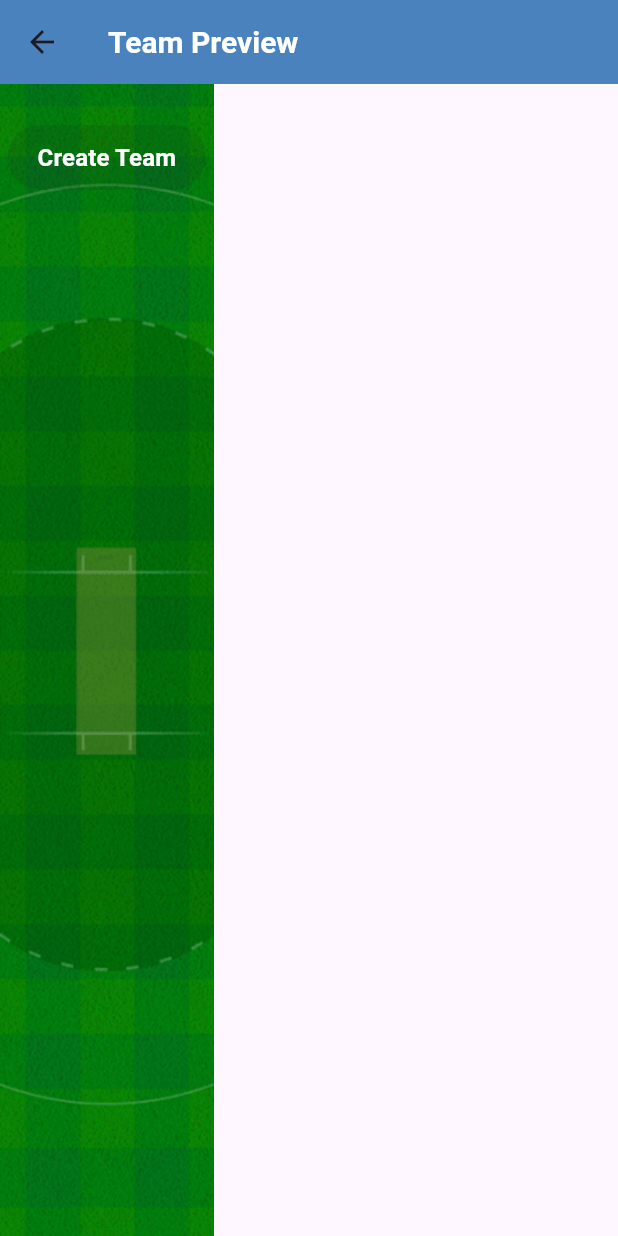
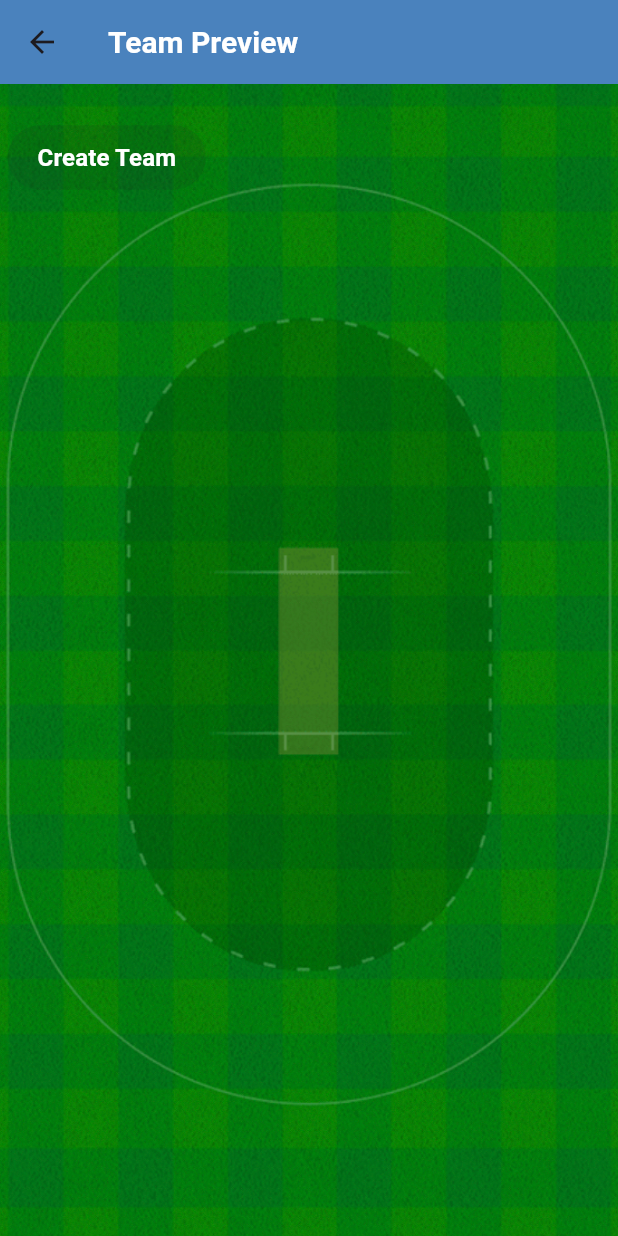
Before and after one commit to hrudayaditya/TeamX, a Flutter app: the TeamPreview screen opened directly with empty values, on a phone screen of 412 x 824 dp. Run offline on Flutter 3.47's test engine with Material 3 defaults, Android fonts, the phone set to English and light mode, and no system bars; our stand-ins replace another_flushbar, auto_size_text, flutter_secure_storage, fluttertoast, google_fonts, pinput; missing offline and left inert: borders, telephony; accounts and stored records are empty; Roboto replaces fonts that are missing (Assistant).

Commit message:
Refactor TeamPreview widget layout for improved readability and structure; replace Stack with SizedBox.expand and clean up commented code

```diff
--- a/TeamX/lib/view/fantasy/preview_players.dart
+++ b/TeamX/lib/view/fantasy/preview_players.dart
@@ -182,7 +182,8 @@ class _TeamPreviewState extends State<TeamPreview> {
         title: Text("Team Preview",
             style: AppTextStyles.primaryStyle(20.0, AppColors.white, FontWeight.w600)),
       ),
-      body: Stack(
+      body: SizedBox.expand(
+        child: Stack(
           children: [
             Positioned.fill(
               child: Image.asset(
@@ -192,22 +193,6 @@ class _TeamPreviewState extends State<TeamPreview> {
             ),
             Column(
               children: [
-              // Container(
-              //   width: double.infinity,
-              //   color: const Color(0xff191D88).withOpacity(0.85),
-              //   child: TeamAndPlayerInfo(teamInfo: [], selectedPlayersCount: null, team2Count: 0, maxPlayers: 0, team1Count: 0, creditsLeft: 0,),
-              // ),
-              // Display contest details.
-              // Container(
-              //   width: double.infinity,
-              //   padding: const EdgeInsets.all(8),
-              //   color: Colors.white70,
-              //   child: Text(
-              //     "Contest: $contestName",
-              //     style: AppTextStyles.primaryStyle(16, Colors.black, FontWeight.w600),
-              //     textAlign: TextAlign.center,
-              //   ),
-              // ),
                 Expanded(
                   child: Padding(
                     padding: const EdgeInsets.all(5.0),
@@ -223,7 +208,8 @@ class _TeamPreviewState extends State<TeamPreview> {
                             onPressed:
                                 widget.selectedPlayers.isNotEmpty ? _createTeam : null,
                             style: ElevatedButton.styleFrom(
-                            backgroundColor: const Color.fromARGB(255, 72, 133, 190),                            padding:
+                              backgroundColor: const Color.fromARGB(255, 72, 133, 190),
+                              padding:
                                   const EdgeInsets.symmetric(horizontal: 20, vertical: 10),
                             ),
                             child: Text("Create Team",
@@ -239,6 +225,7 @@ class _TeamPreviewState extends State<TeamPreview> {
               ],
             ),
           ],
+        ),
       ),
     );
   }
```
Also changed, not shown: 1 other file. Lines whose indentation alone changed are shown as unchanged.
